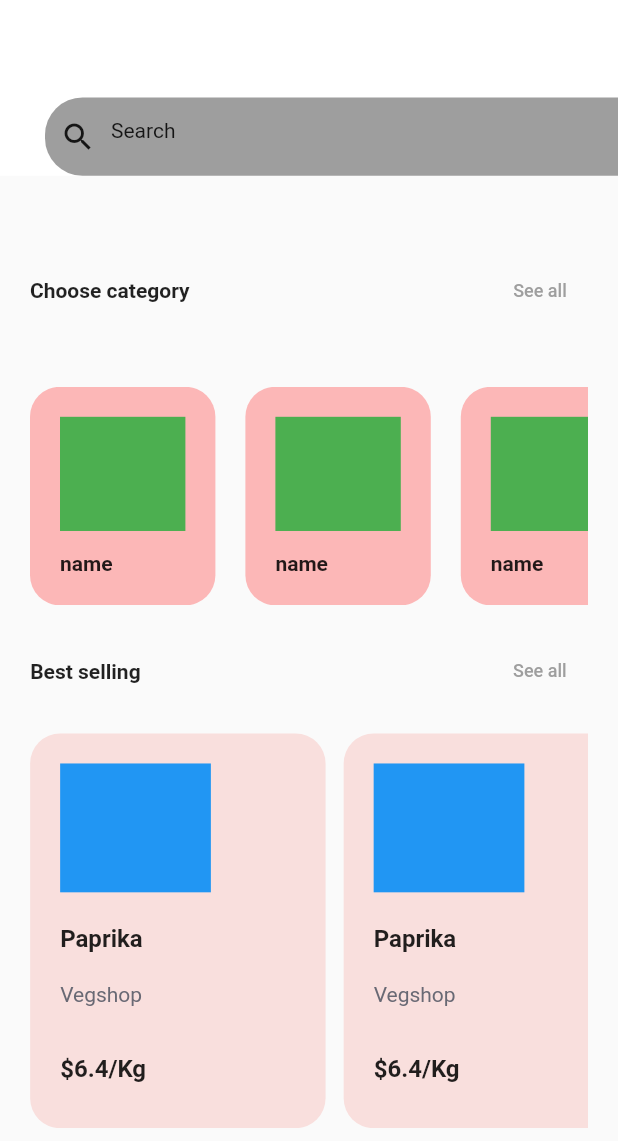
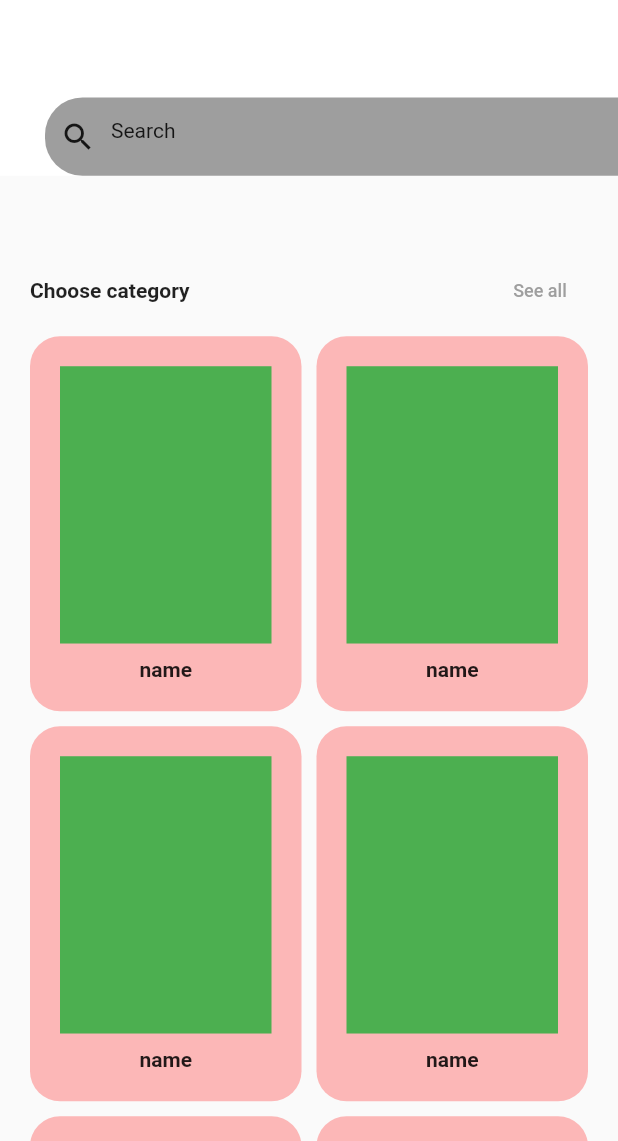
Before and after one commit to Yusuf-bek/BazarApp, a Flutter app: the HomePage screen opened directly, on a phone screen of 412 x 824 dp, the part 95-1236 px from its top. Run offline on Flutter 3.47's test engine with Material 2 defaults, Android fonts, the phone set to English and light mode, and no system bars.

Commit message:
fixed main page

```diff
--- /dev/null
+++ b/lib/core/widgets/category_widget.dart
@@ -0,0 +1,41 @@
+import 'package:bazarapp/core/components/size_config.dart';
+import 'package:flutter/material.dart';
+
+class CategoryWidget extends StatelessWidget {
+  const CategoryWidget({
+    Key? key,
+  }) : super(key: key);
+
+  @override
+  Widget build(BuildContext context) {
+    SizeConfig.init(context);
+    return Container(
+      width: getConfigWidth(123),
+      height: getConfigHeight(300),
+      decoration: BoxDecoration(
+        color: Colors.redAccent.withOpacity(0.4),
+        borderRadius: BorderRadius.circular(20),
+      ),
+      child: Padding(
+        padding: const EdgeInsets.all(20),
+        child: Column(
+          mainAxisAlignment: MainAxisAlignment.spaceBetween,
+          crossAxisAlignment: CrossAxisAlignment.center,
+          children: [
+            Container(
+              width: getConfigWidth(160),
+              height: getConfigHeight(170),
+              color: Colors.green,
+            ),
+            const Text(
+              "name",
+              style: TextStyle(
+                fontWeight: FontWeight.bold,
+              ),
+            ),
+          ],
+        ),
+      ),
+    );
+  }
+}
--- a/lib/main.dart
+++ b/lib/main.dart
@@ -17,7 +17,7 @@ class MyApp extends StatelessWidget {
       theme: ThemeData(
         primarySwatch: Colors.blue,
       ),
-      home: const LoginPage(),
+      home: const HomePage(),
     );
   }
 }
--- a/lib/views/home_page.dart
+++ b/lib/views/home_page.dart
@@ -1,6 +1,6 @@
 import 'package:bazarapp/core/components/gradient_text.dart';
 import 'package:bazarapp/core/components/size_config.dart';
-import 'package:bazarapp/core/widgets/product_widget.dart';
+import 'package:bazarapp/core/widgets/category_widget.dart';
 import 'package:bazarapp/core/widgets/row_see_all.dart';
 import 'package:flutter/material.dart';
 
@@ -20,38 +20,6 @@ class HomePage extends StatelessWidget {
                 height: getConfigHeight(30),
               ),
               chooseCategoryContainer(context),
-              Padding(
-                padding: EdgeInsets.symmetric(
-                  horizontal: getConfigWidth(20),
-                ),
-                child: SizedBox(
-                  width: MediaQuery.of(context).size.width,
-                  height: getConfigHeight(371),
-                  child: Column(
-                    children: [
-                      RowSeeAllWidget(title: "Best selling"),
-                      SizedBox(
-                        height: getConfigHeight(16),
-                      ),
-                      SizedBox(
-                        width: MediaQuery.of(context).size.width,
-                        height: getConfigHeight(242),
-                        child: ListView.builder(
-                            scrollDirection: Axis.horizontal,
-                            itemCount: 10,
-                            itemBuilder: (context, index) {
-                              return Padding(
-                                padding: EdgeInsets.only(
-                                  right: getConfigWidth(12),
-                                ),
-                                child: const ProductWidget(),
-                              );
-                            }),
-                      ),
-                    ],
-                  ),
-                ),
-              ),
             ],
           ),
         ),
@@ -63,49 +31,24 @@ class HomePage extends StatelessWidget {
     return Container(
       margin: const EdgeInsets.all(20),
       width: MediaQuery.of(context).size.width,
-      height: getConfigHeight(215),
+      height: getConfigHeight(550),
       child: Column(
         mainAxisAlignment: MainAxisAlignment.spaceBetween,
         children: [
           RowSeeAllWidget(title: "Choose category"),
           SizedBox(
-            height: getConfigHeight(134),
+            height: getConfigHeight(500),
             width: double.infinity,
-            child: ListView.builder(
+            child: GridView.builder(
               itemCount: 10,
-              scrollDirection: Axis.horizontal,
+              gridDelegate: const SliverGridDelegateWithFixedCrossAxisCount(
+                crossAxisCount: 2,
+                crossAxisSpacing: 10,
+                mainAxisSpacing: 10,
+                mainAxisExtent: 250,
+              ),
               itemBuilder: (context, index) {
-                return Padding(
-                  padding: const EdgeInsets.only(right: 20),
-                  child: Container(
-                    width: getConfigWidth(123),
-                    height: getConfigHeight(134),
-                    decoration: BoxDecoration(
-                      color: Colors.redAccent.withOpacity(0.4),
-                      borderRadius: BorderRadius.circular(20),
-                    ),
-                    child: Padding(
-                      padding: const EdgeInsets.all(20),
-                      child: Column(
-                        mainAxisAlignment: MainAxisAlignment.spaceBetween,
-                        crossAxisAlignment: CrossAxisAlignment.start,
-                        children: [
-                          Container(
-                            width: getConfigWidth(90),
-                            height: getConfigHeight(70),
-                            color: Colors.green,
-                          ),
-                          const Text(
-                            "name",
-                            style: TextStyle(
-                              fontWeight: FontWeight.bold,
-                            ),
-                          ),
-                        ],
-                      ),
-                    ),
-                  ),
-                );
+                return const CategoryWidget();
               },
             ),
           ),
```
